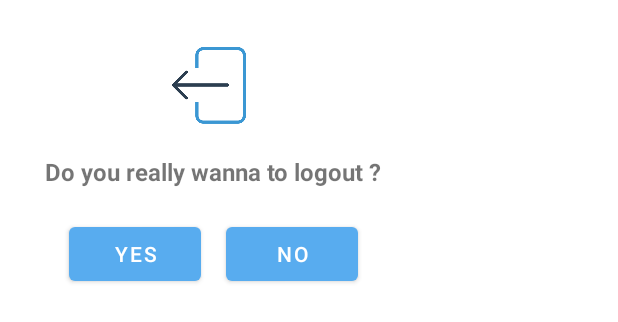
After one commit to RISHABHAGRAWALZRA/Ethereum_Wallet, an Android app: the layout fragment_logout_dialog.xml on its own in the app's theme, with its tools: preview values and no code run, on a phone screen of 412 x 824 dp. The commit adds this screen. Shown: the top 322 px of the screen. Run offline under Robolectric (Android 15) with nearby library versions, the phone set to English and light mode, and no system bars; Roboto replaces fonts that are not available here.

Commit message:
Sixth-commit:Added logout functionality and solved some transaction list errors

```diff
--- a/app/src/main/java/com/example/ethereum_wallet/Utility.java
+++ b/app/src/main/java/com/example/ethereum_wallet/Utility.java
@@ -8,6 +8,8 @@ import androidx.core.os.HandlerCompat;
 import org.web3j.crypto.Credentials;
 import org.web3j.protocol.Web3j;
 
+import java.util.ArrayList;
+import java.util.List;
 import java.util.concurrent.ExecutorService;
 import java.util.concurrent.Executors;
 
@@ -21,7 +23,7 @@ public class Utility {
 
     public static Handler mainThreadHandler = HandlerCompat.createAsync(Looper.getMainLooper());
 
-    public static TransactionDetail[] transactionList = null ;
+    public static List<TransactionDetail> transactionList = new ArrayList<>();
 
     public static String exchangeRate = null;
 
--- a/app/src/main/res/drawable/receivebac.xml
+++ b/app/src/main/res/drawable/receivebac.xml
@@ -2,4 +2,6 @@
 <shape xmlns:android="http://schemas.android.com/apk/res/android">
     <solid android:color="@color/white"/>
     <corners android:radius="10dp" />
+    <stroke android:color="@color/light4_blue"
+        android:width="4dp"/>
 </shape>
--- /dev/null
+++ b/app/src/main/res/layout/fragment_logout_dialog.xml
@@ -0,0 +1,61 @@
+<?xml version="1.0" encoding="utf-8"?>
+<FrameLayout xmlns:android="http://schemas.android.com/apk/res/android"
+    xmlns:app="http://schemas.android.com/apk/res-auto"
+    xmlns:tools="http://schemas.android.com/tools"
+    android:layout_width="wrap_content"
+    android:layout_height="wrap_content"
+    tools:context=".LogoutDialog">
+
+    <androidx.constraintlayout.widget.ConstraintLayout
+        android:layout_width="match_parent"
+        android:layout_height="match_parent"
+        android:paddingStart="30dp"
+        android:paddingTop="10dp"
+        android:paddingEnd="30dp"
+        android:paddingBottom="10dp">
+
+        <ImageView
+            android:id="@+id/imageView12"
+            android:layout_width="67dp"
+            android:layout_height="93dp"
+            android:src="@drawable/logoutimg"
+            app:layout_constraintEnd_toEndOf="parent"
+            app:layout_constraintStart_toStartOf="parent"
+            app:layout_constraintTop_toTopOf="parent" />
+
+        <TextView
+            android:id="@+id/textView24"
+            android:layout_width="wrap_content"
+            android:layout_height="wrap_content"
+            android:text="Do you really wanna to logout ?"
+            android:textSize="16sp"
+            android:textStyle="bold"
+            app:layout_constraintEnd_toEndOf="@+id/imageView12"
+            app:layout_constraintStart_toStartOf="@+id/imageView12"
+            app:layout_constraintTop_toBottomOf="@+id/imageView12" />
+
+        <Button
+            android:id="@+id/yes"
+            android:layout_width="wrap_content"
+            android:layout_height="wrap_content"
+            android:layout_marginStart="16dp"
+            android:layout_marginTop="20dp"
+            android:text="Yes"
+            app:layout_constraintBottom_toBottomOf="parent"
+            app:layout_constraintStart_toStartOf="parent"
+            app:layout_constraintTop_toBottomOf="@+id/textView24"
+            app:layout_constraintVertical_bias="0.296" />
+
+        <Button
+            android:id="@+id/no"
+            android:layout_width="wrap_content"
+            android:layout_height="wrap_content"
+            android:layout_marginTop="20dp"
+            android:layout_marginEnd="16dp"
+            android:text="No"
+            app:layout_constraintBottom_toBottomOf="parent"
+            app:layout_constraintEnd_toEndOf="parent"
+            app:layout_constraintTop_toBottomOf="@+id/textView24"
+            app:layout_constraintVertical_bias="0.296" />
+    </androidx.constraintlayout.widget.ConstraintLayout>
+</FrameLayout>
--- a/app/src/main/res/layout/fragment_transaction_list_frag.xml
+++ b/app/src/main/res/layout/fragment_transaction_list_frag.xml
@@ -8,5 +8,7 @@
     <androidx.recyclerview.widget.RecyclerView
         android:id="@+id/recyclertrnsclist"
         android:layout_width="match_parent"
-        android:layout_height="match_parent" />
+        android:layout_height="match_parent"
+        />
+
 </FrameLayout>
--- a/app/src/main/res/menu/navigation_menu.xml
+++ b/app/src/main/res/menu/navigation_menu.xml
@@ -30,7 +30,7 @@
             android:title="Settings" />
 
         <item
-            android:id="@+id/logout"
+            android:id="@+id/logoutDialog"
             android:icon="@drawable/logout"
             android:title="Logout" />
 
```
Also changed, not shown: app/src/main/java/com/example/ethereum_wallet/HomeActivity.java (+8 -0 lines), app/src/main/java/com/example/ethereum_wallet/LogoutDialog.java (added, +73 -0 lines), app/src/main/java/com/example/ethereum_wallet/Network.java (added, +35 -0 lines), app/src/main/java/com/example/ethereum_wallet/TransactionListAdapter.java (+7 -2 lines), app/src/main/java/com/example/ethereum_wallet/TransactionList_frag.java (+10 -3 lines), app/src/main/java/com/example/ethereum_wallet/Wallet_frag.java (+53 -4 lines), app/src/main/res/layout/fragment_network.xml (added, +62 -0 lines), app/src/main/res/layout/fragment_receive.xml (+6 -10 lines), app/src/main/res/navigation/nav_graph.xml (+13 -0 lines), app/src/main/res/drawable-mdpi/contract.webp (added), app/src/main/res/drawable-mdpi/logoutimg.webp (added).
